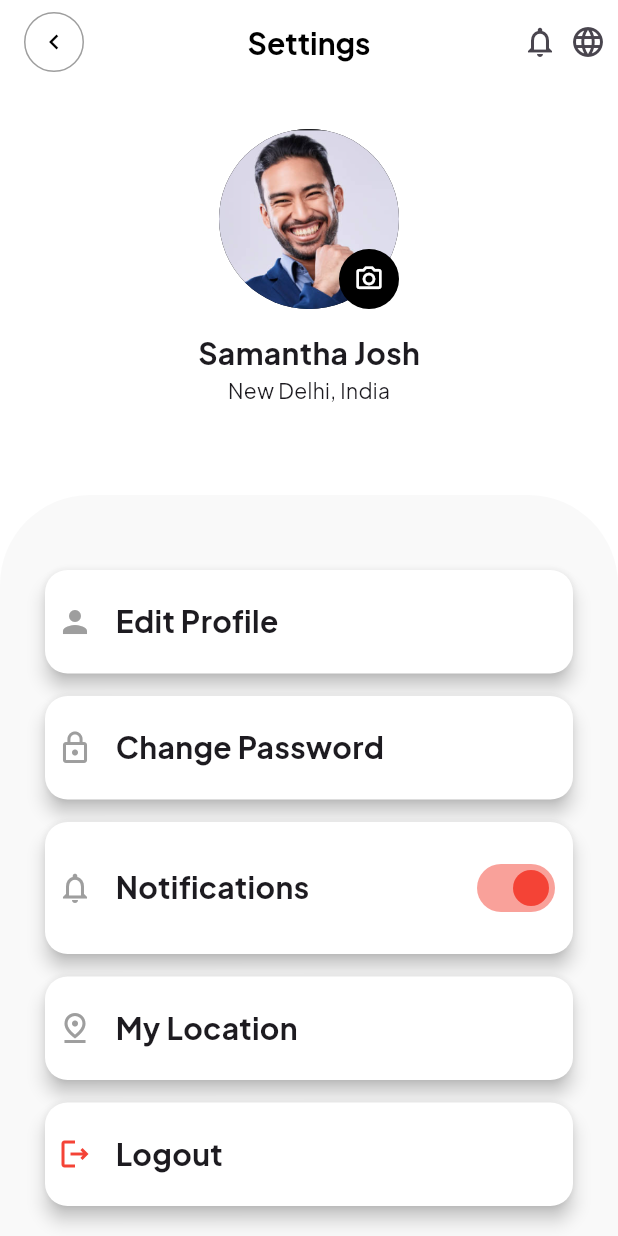
After one commit to hr1india/mishra_ji, a Flutter app: the Settings screen opened directly, on a phone screen of 412 x 824 dp. The commit adds this screen. Run offline on Flutter 3.47's test engine with Material 3 defaults, Android fonts, the phone set to English and light mode, and no system bars; our stand-ins replace image_picker.

Commit message:
settings done

```diff
--- a/lib/presentation/screens/profile.dart
+++ b/lib/presentation/screens/profile.dart
@@ -1,4 +1,5 @@
 import 'package:flutter/material.dart';
+import 'package:mishra_ji/presentation/screens/settings.dart';
 import 'package:mishra_ji/presentation/widgets/profile-widgets/headtext.dart';
 import 'package:mishra_ji/presentation/widgets/profile-widgets/options_btn.dart';
 import 'package:mishra_ji/presentation/widgets/profile-widgets/prev_btn.dart';
@@ -71,7 +72,12 @@ class Profile extends StatelessWidget{
               Divider(thickness: 1,),
               ProfileNavs(mainTitle: "My Reviews", description: "Reviews for 5 items"),
               Divider(thickness: 1,),
-              ProfileNavs(mainTitle: "Settings", description: "Notifications, Password"),
+
+              GestureDetector(
+                onTap: (){
+                  Navigator.push(context, MaterialPageRoute(builder: (context)=>Settings()));
+                },
+                child: ProfileNavs(mainTitle: "Settings", description: "Notifications, Password")),
               Divider(thickness: 1,),
             ],
           ),
--- /dev/null
+++ b/lib/presentation/screens/settings.dart
@@ -0,0 +1,150 @@
+import 'package:flutter/material.dart';
+import 'package:image_picker/image_picker.dart';
+import 'dart:io';
+import 'package:mishra_ji/presentation/widgets/profile-widgets/headtext.dart';
+import 'package:mishra_ji/presentation/widgets/profile-widgets/prev_btn.dart';
+import 'package:mishra_ji/presentation/widgets/profile-widgets/settings_navs.dart';
+
+class Settings extends StatefulWidget {
+  @override
+  _SettingsState createState() => _SettingsState();
+}
+
+class _SettingsState extends State<Settings> {
+  File? _image;
+  bool _notificationsEnabled = true; // State variable for the switch
+
+  Future<void> _pickImage() async {
+    final pickedFile = await ImagePicker().pickImage(source: ImageSource.gallery);
+    if (pickedFile != null) {
+      setState(() {
+        _image = File(pickedFile.path);
+      });
+    }
+  }
+
+  @override
+  Widget build(BuildContext context) {
+    return Scaffold(
+      appBar: AppBar(
+        centerTitle: true,
+        backgroundColor: Colors.white,
+        elevation: 0,
+        automaticallyImplyLeading: false,
+        leading: Padding(
+          padding: EdgeInsets.only(left: 16),
+          child: PrevBtn(),
+        ),
+        title: Text(
+          "Settings",
+          style: TextStyle(
+            fontSize: 20,
+            fontWeight: FontWeight.bold,
+            color: Colors.black,
+          ),
+        ),
+        actions: [
+          Icon(Icons.notifications_outlined),
+          SizedBox(width: 8),
+          Icon(Icons.language),
+          SizedBox(width: 8),
+        ],
+      ),
+      body: SingleChildScrollView(
+        child: Column(
+          children: [
+            Container(
+              margin: EdgeInsets.all(30),
+              child: Column(
+                children: [
+                  Center(
+                    child: GestureDetector(
+                      onTap: _pickImage,
+                      child: Stack(
+                        alignment: Alignment.bottomRight,
+                        children: [
+                          CircleAvatar(
+                            radius: 60,
+                            backgroundColor: Colors.black,
+                            child: ClipOval(
+                              child: _image != null
+                                  ? Image.file(
+                                      _image!,
+                                      fit: BoxFit.cover,
+                                      width: 120,
+                                      height: 120,
+                                    )
+                                  : Image.asset(
+                                      'assets/images/profileimg.png',
+                                      fit: BoxFit.cover,
+                                      width: 120,
+                                      height: 120,
+                                    ),
+                            ),
+                          ),
+                          Positioned(
+                            right: 0,
+                            bottom: 0,
+                            child: GestureDetector(
+                              onTap: _pickImage,
+                              child: CircleAvatar(
+                                backgroundColor: Colors.black,
+                                radius: 20,
+                                child: Icon(
+                                  Icons.camera_alt_outlined,
+                                  size: 20,
+                                  color: Colors.white,
+                                ),
+                              ),
+                            ),
+                          ),
+                        ],
+                      ),
+                    ),
+                  ),
+                  SizedBox(height: 15),
+                  Headtext(title: "Samantha Josh"),
+                  Text("New Delhi, India"),
+                  SizedBox(height: 30),
+                ],
+              ),
+            ),
+            Container(
+              padding: EdgeInsets.only(right: 30, left: 30, top: 50, bottom: 15),
+              decoration: BoxDecoration(
+                color: Color(0xFFF9F9F9),
+                borderRadius: BorderRadius.only(topLeft: Radius.circular(60), topRight: Radius.circular(60)),
+              ),
+              child: Column(
+                children: [
+                  SettingsNavs(icon: Icon(Icons.person, color: Colors.grey), title: "Edit Profile"),
+                  SizedBox(height: 15),
+                  SettingsNavs(icon: Icon(Icons.lock_outline, color: Colors.grey), title: "Change Password"),
+                  SizedBox(height: 15),
+                  SettingsNavs(
+                    icon: Icon(Icons.notifications_outlined, color: Colors.grey),
+                    title: "Notifications",
+                    trailingWidget: Switch(
+                      activeColor: Colors.red,
+                      value: _notificationsEnabled,
+                      onChanged: (value) {
+                        setState(() {
+                          _notificationsEnabled = value;
+                        });
+                      },
+                    ),
+                  ),
+                  SizedBox(height: 15),
+                  SettingsNavs(icon: Icon(Icons.pin_drop_outlined, color: Colors.grey), title: "My Location"),
+                  SizedBox(height: 15),
+                  SettingsNavs(icon: Icon(Icons.logout_outlined, color: Colors.red), title: "Logout"),
+                  SizedBox(height: 15),
+                ],
+              ),
+            )
+          ],
+        ),
+      ),
+    );
+  }
+}
--- a/lib/presentation/widgets/bottom_nav_bar.dart
+++ b/lib/presentation/widgets/bottom_nav_bar.dart
@@ -35,7 +35,7 @@ class _CustomBottomNavBarState extends State<CustomBottomNavBar> {
         type: BottomNavigationBarType.fixed,
         currentIndex: _selectedIndex,
         onTap: _onItemTapped,
-        selectedItemColor: Colors.black,
+        selectedItemColor: Colors.blueAccent,
         unselectedItemColor: Colors.grey,
         showSelectedLabels: true,
         showUnselectedLabels: true,
--- a/lib/presentation/widgets/profile-widgets/profile_navs.dart
+++ b/lib/presentation/widgets/profile-widgets/profile_navs.dart
@@ -25,7 +25,7 @@ class ProfileNavs extends StatelessWidget{
             ],
           ),
           Spacer(),
-          Icon(Icons.chevron_right)
+          Icon(Icons.chevron_right, color: Colors.grey, size: 35,)
         ],
       ),
     );
--- /dev/null
+++ b/lib/presentation/widgets/profile-widgets/settings_navs.dart
@@ -0,0 +1,39 @@
+import 'package:flutter/material.dart';
+import 'package:mishra_ji/presentation/widgets/profile-widgets/headtext.dart';
+
+class SettingsNavs extends StatelessWidget{
+  final Icon icon;
+  final String title;
+  final Widget? trailingWidget; // New widget option
+
+  SettingsNavs({
+    required this.icon,
+    required this.title,
+    this.trailingWidget,
+  });
+
+  @override
+  Widget build(BuildContext context) {
+    return Material(
+      elevation: 5,
+      color: Colors.white,
+      borderRadius: BorderRadius.circular(15),
+      child: Container(
+        padding: EdgeInsets.symmetric(vertical: 20, horizontal: 8),
+        child: Row(
+          mainAxisAlignment: MainAxisAlignment.spaceBetween,
+          children: [
+            Row(
+              children: [
+                icon,
+                SizedBox(width: 15),
+                Headtext(title: title),
+              ],
+            ),
+            if (trailingWidget != null) trailingWidget!,
+          ],
+        ),
+      ),
+    );
+  }
+}
--- a/pubspec.yaml
+++ b/pubspec.yaml
@@ -35,6 +35,7 @@ dependencies:
   # The following adds the Cupertino Icons font to your application.
   # Use with the CupertinoIcons class for iOS style icons.
   cupertino_icons: ^1.0.8
+  image_picker: ^1.1.2
 
 dev_dependencies:
   flutter_test:
```
